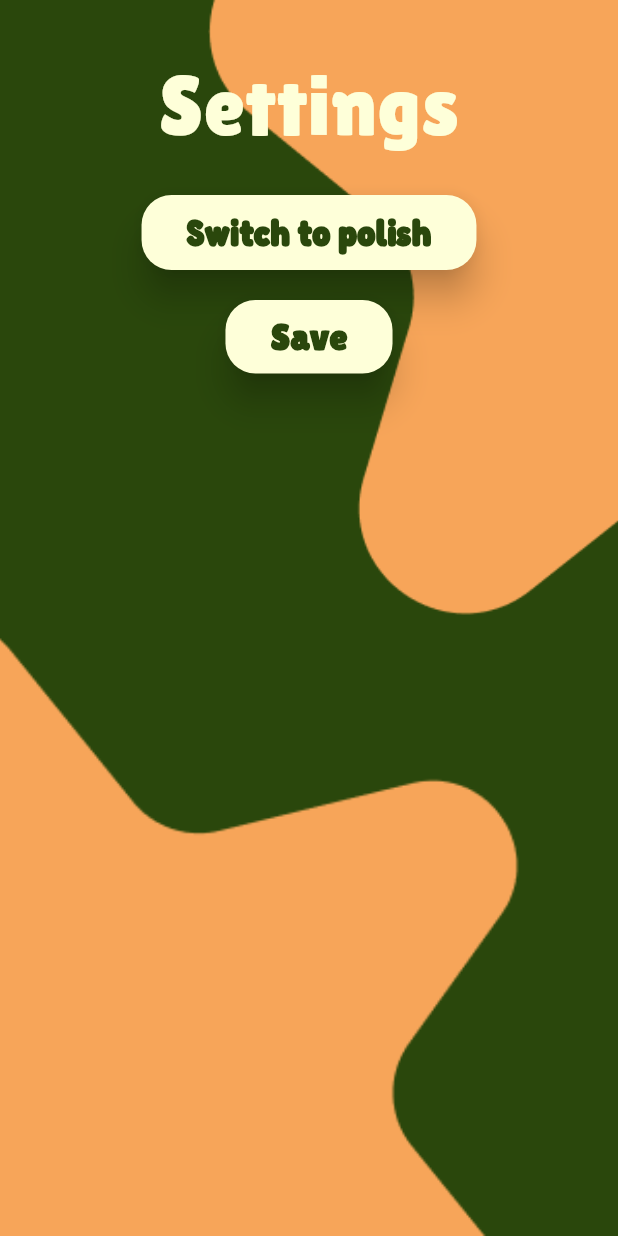
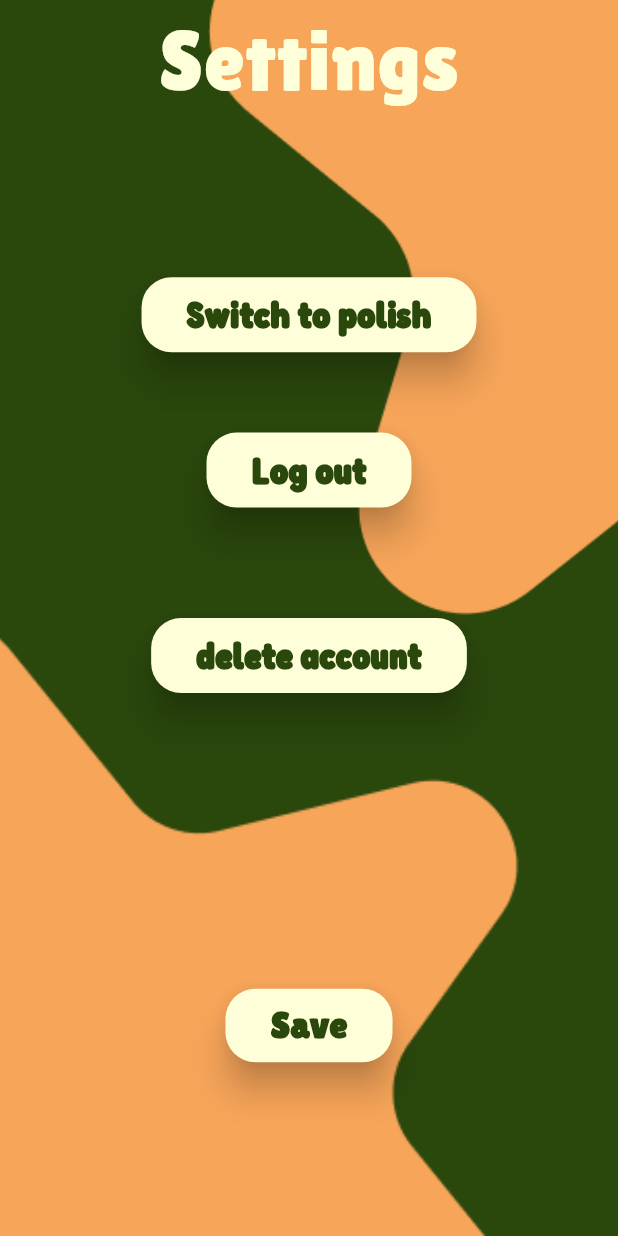
Before and after one commit to amela-akija/animattio_mobile_app, a Flutter app: the SettingsPage screen opened directly, on a phone screen of 412 x 824 dp. Run offline on Flutter 3.47's test engine with Material 3 defaults, Android fonts, the phone set to English and light mode, and no system bars; our stand-ins replace cloud_firestore, firebase_auth, firebase_core, get, get_storage; accounts and stored records are empty; generated files the repository leaves out were written again.

Commit message:
account delete

```diff
--- a/lib/localization/en.dart
+++ b/lib/localization/en.dart
@@ -35,5 +35,6 @@ const Map<String, String> en = {
       "React by clicking on the screen only when this symbol is displayed",
   "instructionMode2":
       "React by clicking on the screen only when this symbol is NOT displayed",
-  "message": "Click on the screen to begin the game",
+  "message": "Click on the screen to begin the game","delete":"delete account", "account_deletion": "Account deletion",
+  "delete_info":"Are you sure you want to delete the account?", "log_out":"Log out",
 };
--- a/lib/localization/pl.dart
+++ b/lib/localization/pl.dart
@@ -35,5 +35,6 @@ const Map<String, String> pl = {
       "Reaguj klikając na ekran tylko wtedy, gdy wyświetli się ten symbol",
   "instructionMode2":
       "Reaguj klikając na ekran tylko wtedy, gdy ten symbol NIE jest wyświetlany",
-  "message": "Kliknij na ekran, aby rozpocząć grę"
+  "message": "Kliknij na ekran, aby rozpocząć grę", "delete":"usuń konto", "account_deletion": "Usunięcie konta",
+  "delete_info":"Czy na pewno chcesz usunąć konto?", "log_out":"Wyloguj się",
 };
--- a/lib/main.dart
+++ b/lib/main.dart
@@ -1,7 +1,6 @@
 
 import 'package:animattio_mobile_app/firebase_options.dart';
 import 'package:animattio_mobile_app/services/localization_service.dart';
-import 'package:animattio_mobile_app/pages/login_page.dart';
 import 'package:animattio_mobile_app/pages/main_page.dart';
 import 'package:animattio_mobile_app/poviders/images_provider.dart';
 import 'package:firebase_core/firebase_core.dart';
--- a/lib/pages/settings_page.dart
+++ b/lib/pages/settings_page.dart
@@ -1,5 +1,9 @@
 import 'package:animattio_mobile_app/controllers/locale_controller.dart';
+import 'package:animattio_mobile_app/pages/main_page.dart';
 import 'package:animattio_mobile_app/pages/user_page.dart';
+import 'package:animattio_mobile_app/services/database_service.dart';
+import 'package:cloud_firestore/cloud_firestore.dart';
+import 'package:firebase_auth/firebase_auth.dart';
 import 'package:flutter/material.dart';
 import 'package:get/get.dart';
 
@@ -62,12 +66,9 @@ class _SettingsPageState extends State<SettingsPage> {
               ),
             ),
           ),
-          Center(
-            child: Column(
-              mainAxisAlignment: MainAxisAlignment.start,
-              children: <Widget>[
-                const SizedBox(height: 30),
-                Text(
+          Align(
+            alignment: Alignment.topCenter,
+            child: Text(
               pageTitle,
               textAlign: TextAlign.center,
               style: TextStyle(
@@ -76,7 +77,9 @@ class _SettingsPageState extends State<SettingsPage> {
                 fontFamily: 'Lilita One',
               ),
             ),
+          ),
           Positioned(
+            top: height * 0.2,
             width: deviceSize.width,
             child: Padding(
               padding: const EdgeInsets.only(top: 20.0),
@@ -100,8 +103,7 @@ class _SettingsPageState extends State<SettingsPage> {
                     elevation: 10,
                   ),
                   child: Text(
-                          widget.localeController.currentLocale.value
-                                      .languageCode ==
+                    widget.localeController.currentLocale.value.languageCode ==
                             'en'
                         ? 'PL_switch'.tr
                         : 'EN_switch'.tr,
@@ -111,10 +113,8 @@ class _SettingsPageState extends State<SettingsPage> {
               ),
             ),
           ),
-                SizedBox(
-                  height: 20,
-                ),
           Positioned(
+            top: height * 0.8,
             width: deviceSize.width,
             child: Padding(
               padding: const EdgeInsets.only(bottom: 20.0),
@@ -122,8 +122,8 @@ class _SettingsPageState extends State<SettingsPage> {
                 alignment: Alignment.center,
                 child: ElevatedButton(
                   onPressed: () {
-                          Navigator.of(context).push(MaterialPageRoute(
-                              builder: (BuildContext context) {
+                    Navigator.of(context).push(
+                        MaterialPageRoute(builder: (BuildContext context) {
                       return const UserPage();
                     }));
                   },
@@ -148,7 +148,72 @@ class _SettingsPageState extends State<SettingsPage> {
               ),
             ),
           ),
-              ],
+          Positioned(
+            top: height * 0.35,
+            width: deviceSize.width,
+            child: Padding(
+              padding: const EdgeInsets.only(bottom: 20.0),
+              child: Align(
+                alignment: Alignment.center,
+                child: ElevatedButton(
+                  onPressed: () async {
+                    await FirebaseAuth.instance.signOut();
+                    Navigator.of(context).push(
+                        MaterialPageRoute(builder: (BuildContext context) {
+                      return MainPage();
+                    }));
+                  },
+                  style: TextButton.styleFrom(
+                    backgroundColor: fontColor,
+                    padding: const EdgeInsets.symmetric(
+                        horizontal: 30, vertical: 10),
+                    textStyle: const TextStyle(
+                        fontSize: 25,
+                        fontFamily: 'Fredoka',
+                        fontWeight: FontWeight.w900),
+                    shape: RoundedRectangleBorder(
+                      borderRadius: BorderRadius.circular(20),
+                    ),
+                    elevation: 10,
+                  ),
+                  child: Text(
+                    "log_out".tr,
+                    style: TextStyle(color: buttonColor),
+                  ),
+                ),
+              ),
+            ),
+          ),
+          Positioned(
+            top: height * 0.5,
+            width: deviceSize.width,
+            child: Padding(
+              padding: const EdgeInsets.only(bottom: 20.0),
+              child: Align(
+                alignment: Alignment.center,
+                child: ElevatedButton(
+                  onPressed: () async {
+                    showAlertDialog(context);
+                  },
+                  style: TextButton.styleFrom(
+                    backgroundColor: fontColor,
+                    padding: const EdgeInsets.symmetric(
+                        horizontal: 30, vertical: 10),
+                    textStyle: const TextStyle(
+                        fontSize: 25,
+                        fontFamily: 'Fredoka',
+                        fontWeight: FontWeight.w900),
+                    shape: RoundedRectangleBorder(
+                      borderRadius: BorderRadius.circular(20),
+                    ),
+                    elevation: 10,
+                  ),
+                  child: Text(
+                    "delete".tr,
+                    style: TextStyle(color: buttonColor),
+                  ),
+                ),
+              ),
             ),
           ),
         ],
@@ -156,3 +221,49 @@ class _SettingsPageState extends State<SettingsPage> {
     );
   }
 }
+
+showAlertDialog(BuildContext context) {
+  Widget noButton = TextButton(
+    child: Text("no".tr),
+    onPressed: () {
+      Navigator.of(context)
+          .push(MaterialPageRoute(builder: (BuildContext context) {
+        return MainPage();
+      }));
+    },
+  );
+  Widget continueButton = TextButton(
+    child: Text("yes".tr),
+    onPressed: () async {
+      await DatabaseService().moveUserData();
+      User? currentUser = FirebaseAuth.instance.currentUser;
+      await FirebaseFirestore.instance
+          .collection('users')
+          .doc(currentUser?.uid)
+          .delete();
+
+      currentUser?.delete();
+      await FirebaseAuth.instance.signOut();
+      Navigator.of(context)
+          .push(MaterialPageRoute(builder: (BuildContext context) {
+        return MainPage();
+      }));
+    },
+  );
+
+  AlertDialog alert = AlertDialog(
+    title: Text("account_deletion".tr),
+    content: Text("delete_info".tr),
+    actions: [
+      noButton,
+      continueButton,
+    ],
+  );
+
+  showDialog(
+    context: context,
+    builder: (BuildContext context) {
+      return alert;
+    },
+  );
+}
```
Also changed, not shown: lib/services/database_service.dart (+19 -2 lines). Lines whose indentation alone changed are shown as unchanged.
